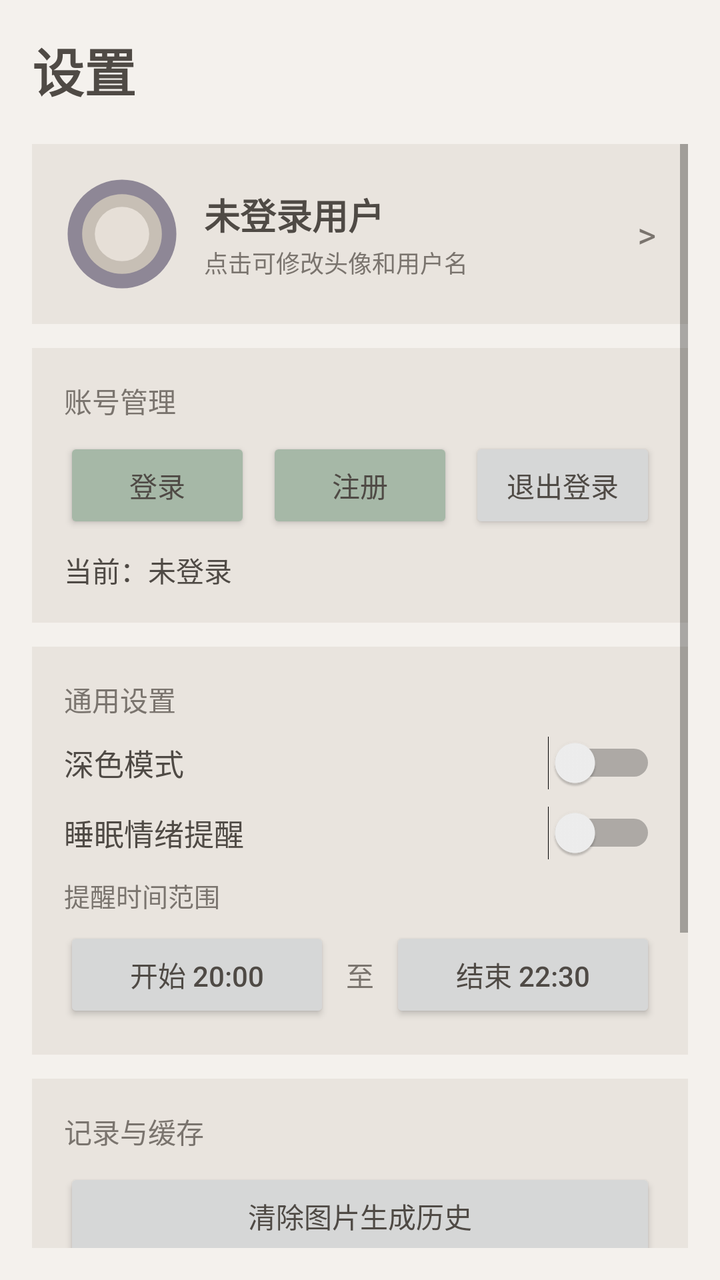
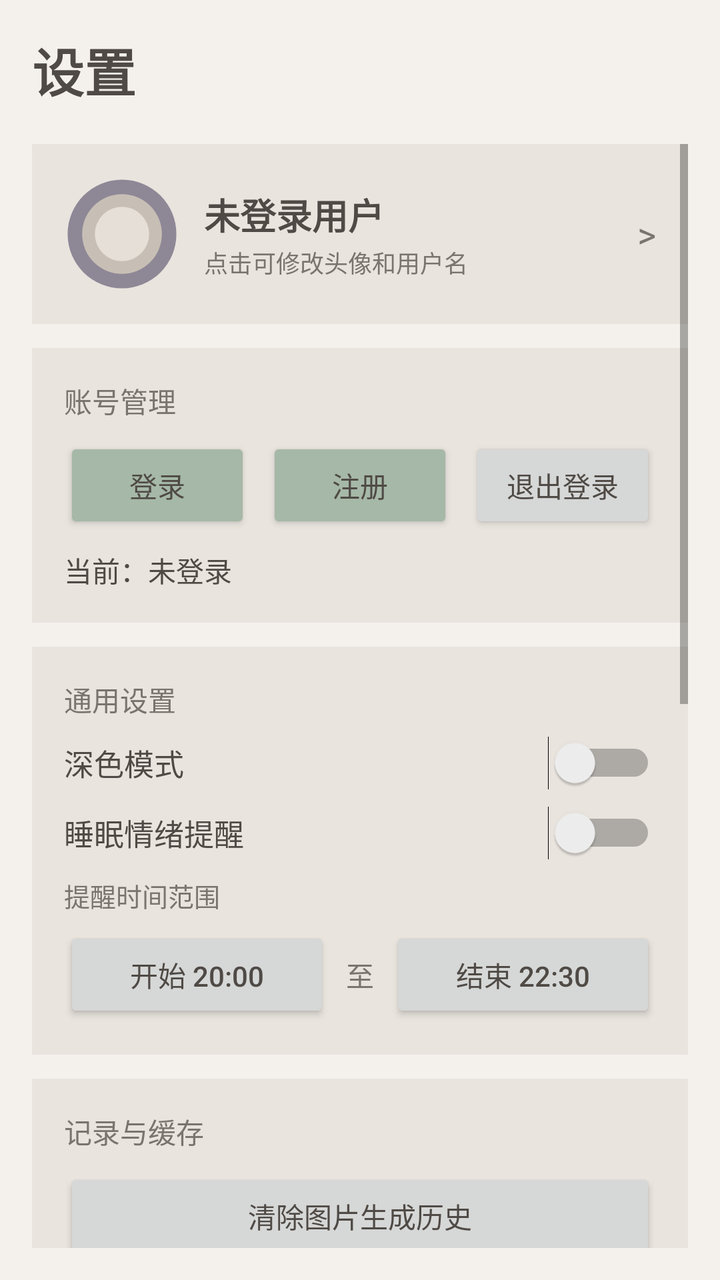

Screens rendered from an Android XML layout before and after an edit, with the pre-edit source and the edit as a unified diff.
<!-- AndroidManifest.xml: application theme Theme.DreamAnalyzer -->
<!-- res/layout/fragment_settings.xml -->
<?xml version="1.0" encoding="utf-8"?>
<FrameLayout xmlns:android="http://schemas.android.com/apk/res/android"
    android:layout_width="match_parent"
    android:layout_height="match_parent"
    android:background="@color/morandi_bg"
    android:fitsSystemWindows="true">

    <TextView
        android:id="@+id/tv_page_title_fixed"
        android:layout_width="wrap_content"
        android:layout_height="wrap_content"
        android:layout_marginStart="16dp"
        android:layout_marginTop="16dp"
        android:text="设置"
        android:textColor="@color/morandi_text_primary"
        android:textSize="26sp"
        android:textStyle="bold" />

    <ScrollView
        android:id="@+id/scroll_content"
        android:layout_width="match_parent"
        android:layout_height="match_parent"
        android:layout_marginTop="56dp"
        android:fillViewport="true"
        android:padding="16dp">

        <LinearLayout
            android:layout_width="match_parent"
            android:layout_height="wrap_content"
            android:orientation="vertical">

            <LinearLayout
                android:id="@+id/layout_profile"
                android:layout_width="match_parent"
                android:layout_height="wrap_content"
                android:background="@color/morandi_card"
                android:gravity="center_vertical"
                android:orientation="horizontal"
                android:padding="16dp">

                <ImageView
                    android:id="@+id/iv_avatar"
                    android:layout_width="58dp"
                    android:layout_height="58dp"
                    android:scaleType="centerCrop"
                    android:src="@drawable/ic_avatar_morandi" />

                <LinearLayout
                    android:layout_width="0dp"
                    android:layout_height="wrap_content"
                    android:layout_marginStart="12dp"
                    android:layout_weight="1"
                    android:orientation="vertical">

                    <TextView
                        android:id="@+id/tv_profile_name"
                        android:layout_width="wrap_content"
                        android:layout_height="wrap_content"
                        android:text="未登录用户"
                        android:textColor="@color/morandi_text_primary"
                        android:textSize="18sp"
                        android:textStyle="bold" />

                    <TextView
                        android:layout_width="wrap_content"
                        android:layout_height="wrap_content"
                        android:layout_marginTop="2dp"
                        android:text="点击可修改头像和用户名"
                        android:textColor="@color/morandi_text_secondary"
                        android:textSize="12sp" />
                </LinearLayout>

                <TextView
                    android:layout_width="wrap_content"
                    android:layout_height="wrap_content"
                    android:text=">"
                    android:textColor="@color/morandi_text_secondary"
                    android:textSize="18sp" />
            </LinearLayout>

            <LinearLayout
                android:layout_width="match_parent"
                android:layout_height="wrap_content"
                android:layout_marginTop="12dp"
                android:background="@color/morandi_card"
                android:orientation="vertical"
                android:padding="16dp">

                <TextView
                    android:layout_width="wrap_content"
                    android:layout_height="wrap_content"
                    android:text="账号管理"
                    android:textColor="@color/morandi_text_secondary"
                    android:textSize="14sp" />

                <LinearLayout
                    android:layout_width="match_parent"
                    android:layout_height="wrap_content"
                    android:layout_marginTop="8dp"
                    android:orientation="horizontal">

                    <Button
                        android:id="@+id/btn_login"
                        android:layout_width="0dp"
                        android:layout_height="wrap_content"
                        android:layout_weight="1"
                        android:backgroundTint="@color/morandi_secondary"
                        android:text="登录"
                        android:textColor="@color/morandi_text_primary" />

                    <Button
                        android:id="@+id/btn_register"
                        android:layout_width="0dp"
                        android:layout_height="wrap_content"
                        android:layout_marginStart="8dp"
                        android:layout_weight="1"
                        android:backgroundTint="@color/morandi_secondary"
                        android:text="注册"
                        android:textColor="@color/morandi_text_primary" />

                    <Button
                        android:id="@+id/btn_logout"
                        android:layout_width="0dp"
                        android:layout_height="wrap_content"
                        android:layout_marginStart="8dp"
                        android:layout_weight="1"
                        android:text="退出登录"
                        android:textColor="@color/morandi_text_primary" />
                </LinearLayout>

                <TextView
                    android:id="@+id/tv_login_status"
                    android:layout_width="match_parent"
                    android:layout_height="wrap_content"
                    android:layout_marginTop="8dp"
                    android:text="当前：未登录"
                    android:textColor="@color/morandi_text_primary"
                    android:textSize="14sp" />
            </LinearLayout>

            <LinearLayout
                android:layout_width="match_parent"
                android:layout_height="wrap_content"
                android:layout_marginTop="12dp"
                android:background="@color/morandi_card"
                android:orientation="vertical"
                android:padding="16dp">

                <TextView
                    android:layout_width="wrap_content"
                    android:layout_height="wrap_content"
                    android:text="通用设置"
                    android:textColor="@color/morandi_text_secondary"
                    android:textSize="14sp" />

                <LinearLayout
                    android:layout_width="match_parent"
                    android:layout_height="wrap_content"
                    android:layout_marginTop="8dp"
                    android:gravity="center_vertical"
                    android:orientation="horizontal">

                    <TextView
                        android:layout_width="0dp"
                        android:layout_height="wrap_content"
                        android:layout_weight="1"
                        android:text="深色模式"
                        android:textColor="@color/morandi_text_primary"
                        android:textSize="15sp" />

                    <Switch
                        android:id="@+id/switch_dark_mode"
                        android:layout_width="wrap_content"
                        android:layout_height="wrap_content" />
                </LinearLayout>

                <LinearLayout
                    android:layout_width="match_parent"
                    android:layout_height="wrap_content"
                    android:layout_marginTop="8dp"
                    android:gravity="center_vertical"
                    android:orientation="horizontal">

                    <TextView
                        android:layout_width="0dp"
                        android:layout_height="wrap_content"
                        android:layout_weight="1"
                        android:text="睡眠情绪提醒"
                        android:textColor="@color/morandi_text_primary"
                        android:textSize="15sp" />

                    <Switch
                        android:id="@+id/switch_notify"
                        android:layout_width="wrap_content"
                        android:layout_height="wrap_content" />
                </LinearLayout>

                <TextView
                    android:layout_width="wrap_content"
                    android:layout_height="wrap_content"
                    android:layout_marginTop="8dp"
                    android:text="提醒时间范围"
                    android:textColor="@color/morandi_text_secondary"
                    android:textSize="13sp" />

                <LinearLayout
                    android:layout_width="match_parent"
                    android:layout_height="wrap_content"
                    android:layout_marginTop="6dp"
                    android:gravity="center_vertical"
                    android:orientation="horizontal">

                    <Button
                        android:id="@+id/btn_notify_start"
                        android:layout_width="0dp"
                        android:layout_height="wrap_content"
                        android:layout_weight="1"
                        android:text="开始 20:00"
                        android:textColor="@color/morandi_text_primary" />

                    <TextView
                        android:layout_width="wrap_content"
                        android:layout_height="wrap_content"
                        android:layout_marginHorizontal="8dp"
                        android:text="至"
                        android:textColor="@color/morandi_text_secondary" />

                    <Button
                        android:id="@+id/btn_notify_end"
                        android:layout_width="0dp"
                        android:layout_height="wrap_content"
                        android:layout_weight="1"
                        android:text="结束 22:30"
                        android:textColor="@color/morandi_text_primary" />
                </LinearLayout>
            </LinearLayout>

            <LinearLayout
                android:layout_width="match_parent"
                android:layout_height="wrap_content"
                android:layout_marginTop="12dp"
                android:background="@color/morandi_card"
                android:orientation="vertical"
                android:padding="16dp">

                <TextView
                    android:layout_width="wrap_content"
                    android:layout_height="wrap_content"
                    android:text="记录与缓存"
                    android:textColor="@color/morandi_text_secondary"
                    android:textSize="14sp" />

                <Button
                    android:id="@+id/btn_clear_image_history"
                    android:layout_width="match_parent"
                    android:layout_height="wrap_content"
                    android:layout_marginTop="8dp"
                    android:text="清除图片生成历史"
                    android:textColor="@color/morandi_text_primary" />

                <Button
                    android:id="@+id/btn_clear_post_history"
                    android:layout_width="match_parent"
                    android:layout_height="wrap_content"
                    android:layout_marginTop="8dp"
                    android:text="清除社区博客记录"
                    android:textColor="@color/morandi_text_primary" />

                <Button
                    android:id="@+id/btn_clear_all"
                    android:layout_width="match_parent"
                    android:layout_height="wrap_content"
                    android:layout_marginTop="8dp"
                    android:backgroundTint="#CBB8A8"
                    android:text="清除全部缓存与记录"
                    android:textColor="@color/morandi_text_primary" />
            </LinearLayout>

            <LinearLayout
                android:layout_width="match_parent"
                android:layout_height="wrap_content"
                android:layout_marginTop="12dp"
                android:layout_marginBottom="20dp"
                android:background="@color/morandi_card"
                android:orientation="vertical"
                android:padding="16dp">

                <TextView
                    android:layout_width="wrap_content"
                    android:layout_height="wrap_content"
                    android:text="关于我们"
                    android:textColor="@color/morandi_text_secondary"
                    android:textSize="14sp" />

                <TextView
                    android:layout_width="wrap_content"
                    android:layout_height="wrap_content"
                    android:layout_marginTop="8dp"
                    android:text="（内容待补充）"
                    android:textColor="@color/morandi_text_primary"
                    android:textSize="14sp" />
            </LinearLayout>

        </LinearLayout>

    </ScrollView>

</FrameLayout>
<!-- resources referenced by this layout -->
<resources>
  <color name="morandi_bg">#F4F1ED</color>
  <color name="morandi_card">#E9E4DE</color>
  <color name="morandi_secondary">#A6B8A7</color>
  <color name="morandi_text_primary">#4F4A45</color>
  <color name="morandi_text_secondary">#7A746E</color>
  <!-- drawable ic_avatar_morandi (drawable) -->
  <?xml version="1.0" encoding="utf-8"?>
  <vector xmlns:android="http://schemas.android.com/apk/res/android"
      android:width="64dp"
      android:height="64dp"
      android:viewportWidth="64"
      android:viewportHeight="64">
  
      
      <path
          android:fillColor="#8E8796"
          android:pathData="M32,2A30,30 0 1,1 32,62A30,30 0 1,1 32,2Z" />
  
      
      <path
          android:fillColor="#C7BFB5"
          android:pathData="M32,10A22,22 0 1,1 32,54A22,22 0 1,1 32,10Z" />
  
      
      <path
          android:fillColor="#E6DFD7"
          android:pathData="M32,17A15,15 0 1,1 32,47A15,15 0 1,1 32,17Z" />
  </vector>
  <style name="Theme.DreamAnalyzer" parent="Theme.MaterialComponents.Light.NoActionBar">
          <item name="colorPrimary">@color/morandi_primary</item>
          <item name="colorPrimaryVariant">@color/morandi_primary_dark</item>
          <item name="colorOnPrimary">@color/white</item>
  
          <item name="colorSecondary">@color/morandi_secondary</item>
          <item name="colorSecondaryVariant">@color/morandi_secondary</item>
          <item name="colorOnSecondary">@color/morandi_text_primary</item>
  
          <item name="android:statusBarColor">@color/morandi_primary_dark</item>
          <item name="android:navigationBarColor">@color/morandi_bg</item>
          <item name="android:windowBackground">@color/morandi_bg</item>
      </style>
  <color name="morandi_primary">#8F8AA6</color>
  <color name="morandi_primary_dark">#7B7691</color>
  <color name="white">#FFFFFFFF</color>
</resources>

<!-- the commit's change to res/layout/fragment_settings.xml (unified diff, before → after) -->
@@ -293,10 +293,11 @@
                     android:textSize="14sp" />
 
                 <TextView
-                    android:layout_width="wrap_content"
-                    android:layout_height="wrap_content"
-                    android:layout_marginTop="8dp"
-                    android:text="（内容待补充）"
+                    android:layout_width="match_parent"
+                    android:layout_height="wrap_content"
+                    android:layout_marginTop="8dp"
+                    android:lineSpacingExtra="3dp"
+                    android:text="DreamAnalyzer 由兰州大学信息科学与工程学院团队开发，致力于通过轻量方式帮助用户回顾昨晚与近期睡眠情绪状态，并提供可执行的日常建议。\n\n温馨提示：本应用用于健康管理与自我观察，不作为医疗诊断依据。如有持续睡眠或情绪困扰，请及时咨询专业医生。\n\n隐私说明：当前版本以本地存储为主，你可在“记录与缓存”中随时清除图片生成历史、社区博客记录与全部缓存。\n\n版本信息：v1.0.0（2026-03-25）\n\n联系我们：1778362729@qq.com"
                     android:textColor="@color/morandi_text_primary"
                     android:textSize="14sp" />
             </LinearLayout>
